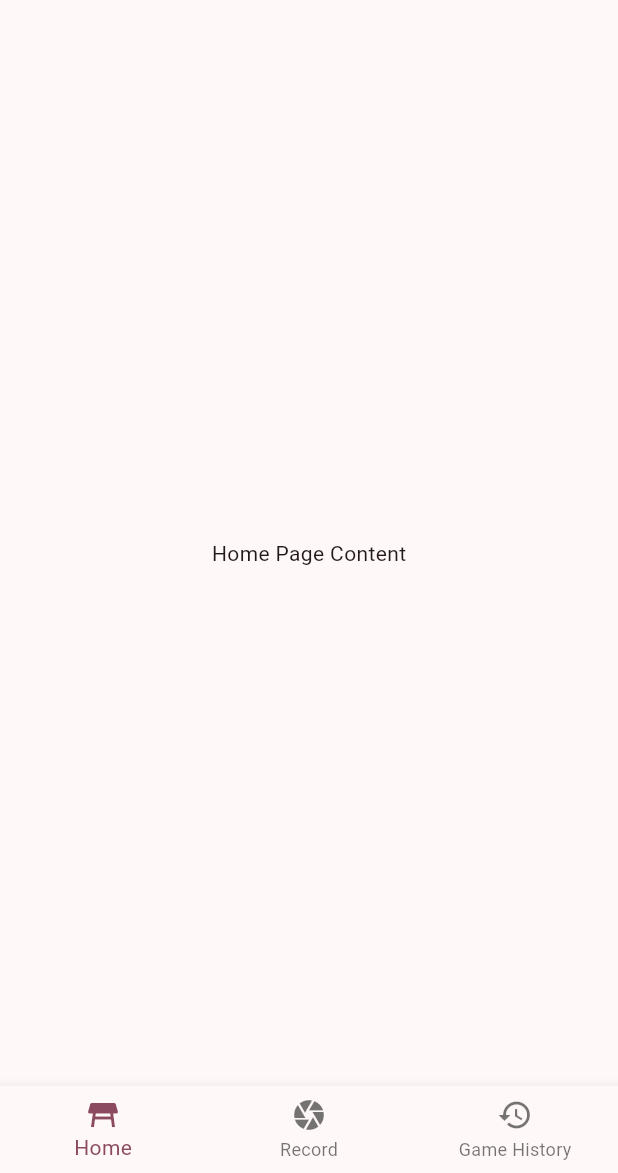
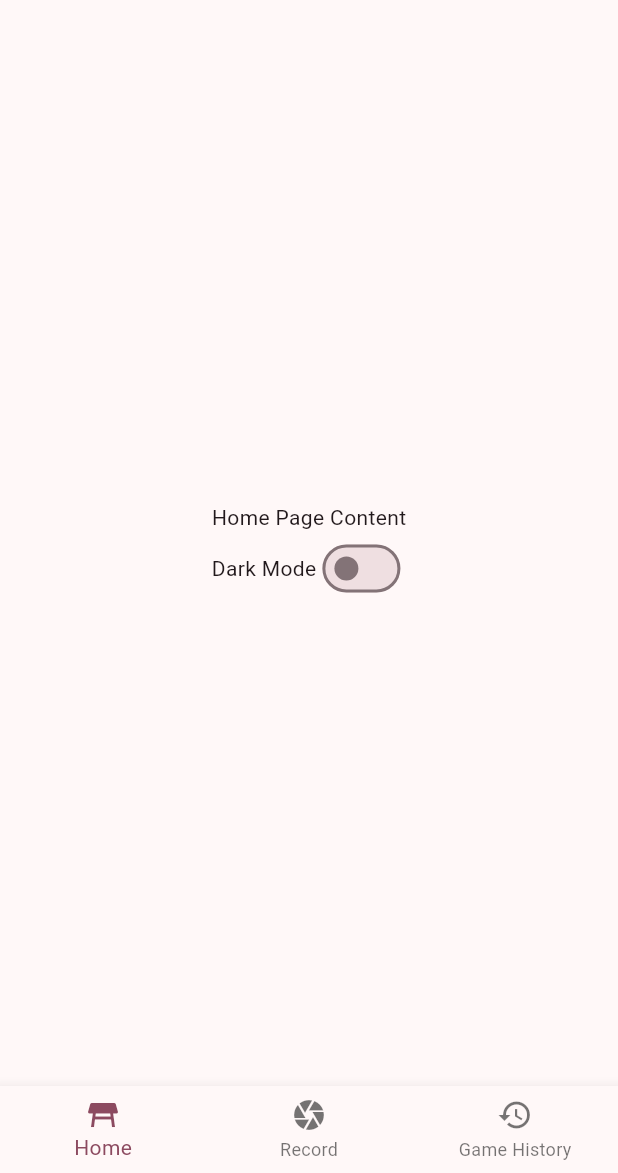
Before and after one commit to EitanTreiger/Ping-Pong, a Flutter app: the screen it shows after launch, on a phone screen of 412 x 824 dp, the part 63-1236 px from its top. Run offline on Flutter 3.47's test engine with Material 3 defaults, Android fonts, the phone set to English and light mode, and no system bars; our stand-ins replace camera, fluttertoast, permission_handler.

Commit message:
Added a dark mode

```diff
--- a/flutter_ping_pong_test_1/lib/main.dart
+++ b/flutter_ping_pong_test_1/lib/main.dart
@@ -1,9 +1,11 @@
 import 'package:flutter/material.dart';
 import 'package:flutter_ping_pong_test_1/game_view.dart';
 import 'package:flutter_ping_pong_test_1/record_module.dart';
+import 'package:flutter_ping_pong_test_1/theme_provider.dart';
 import 'package:permission_handler/permission_handler.dart';
 import 'package:camera/camera.dart';
 import 'package:fluttertoast/fluttertoast.dart';
+import 'package:provider/provider.dart';
 
 import 'data_storage.dart';
 //import 'package:http/http.dart' as http;
@@ -17,7 +19,12 @@ Future<void> main() async {
   WidgetsFlutterBinding.ensureInitialized();
   cameras = await availableCameras();
   loadSavedFiles();
-  runApp(const MyApp());
+  runApp(
+    ChangeNotifierProvider(
+      create: (context) => ThemeProvider(),
+      child: const MyApp(),
+    ),
+  );
 }
 
 class MyBottomNavBarScreen extends StatefulWidget {
@@ -85,7 +92,28 @@ class HomePage extends StatelessWidget {
 
   @override
   Widget build(BuildContext context) {
-    return const Center(child: Text('Home Page Content'));
+    final themeProvider = Provider.of<ThemeProvider>(context);
+
+    return Center(
+      child: Column(
+        mainAxisAlignment: MainAxisAlignment.center,
+        children: [
+          Text('Home Page Content'),
+          Row(
+            mainAxisAlignment: MainAxisAlignment.center,
+            children: [
+              Text('Dark Mode'),
+              Switch(
+                value: themeProvider.themeMode == ThemeMode.dark,
+                onChanged: (value) {
+                  themeProvider.toggleTheme(value);
+                },
+              ),
+            ],
+          ),
+        ],
+      ),
+    );
   }
 }
 
@@ -94,12 +122,19 @@ class MyApp extends StatelessWidget {
 
   @override
   Widget build(BuildContext context) {
+    final themeProvider = Provider.of<ThemeProvider>(context);
+
     return MaterialApp(
       //debugShowCheckedModeBanner: false,
       title: 'Ping Pong',
       theme: ThemeData(
+        brightness: Brightness.light,
         colorScheme: ColorScheme.fromSeed(seedColor: const Color.fromARGB(255, 0, 0, 0)),
       ),
+      darkTheme: ThemeData(
+        brightness: Brightness.dark,
+      ),
+      themeMode: themeProvider.themeMode,
       home: const MyBottomNavBarScreen(),
     );
   }
--- /dev/null
+++ b/flutter_ping_pong_test_1/lib/theme_provider.dart
@@ -0,0 +1,12 @@
+import 'package:flutter/material.dart';
+
+class ThemeProvider with ChangeNotifier {
+  ThemeMode _themeMode = ThemeMode.light;
+
+  ThemeMode get themeMode => _themeMode;
+
+  void toggleTheme(bool isDarkMode) {
+    _themeMode = isDarkMode ? ThemeMode.dark : ThemeMode.light;
+    notifyListeners();
+  }
+}
```
